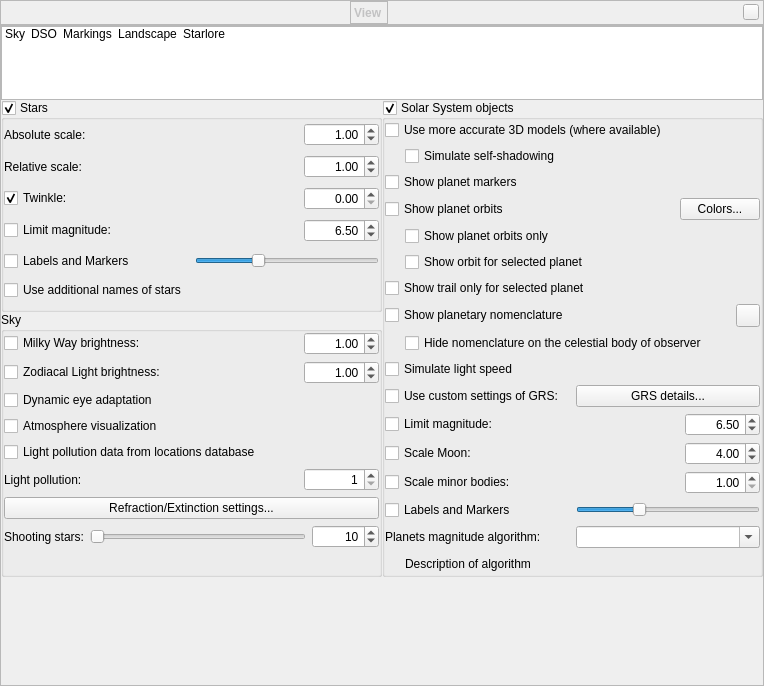
519984307/stellarium_src, file src/gui/viewDialog.ui: the form before one commit.
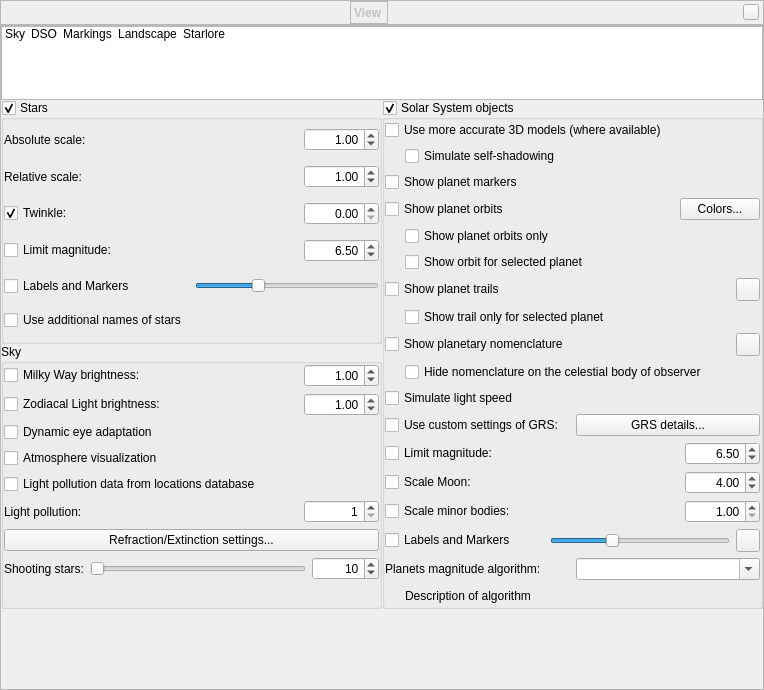
The form after the commit. Icons and pictures are not drawn. Custom widgets are drawn as their Qt base class.

Commit message: Added tools for select color of planetary labels and trails

What changed in the file:
```diff
--- a/src/gui/viewDialog.ui
+++ b/src/gui/viewDialog.ui
@@ -7,7 +7,7 @@
     <x>0</x>
     <y>0</y>
     <width>764</width>
-    <height>686</height>
+    <height>690</height>
    </rect>
   </property>
   <property name="font">
@@ -995,7 +995,7 @@
              <property name="bottomMargin">
               <number>0</number>
              </property>
-             <item row="15" column="0">
+             <item row="19" column="0">
               <layout class="QHBoxLayout" name="scaleSelectedHorizontalLayout">
                <item>
                 <widget class="QCheckBox" name="planetScaleMinorBodyCheckBox">
@@ -1031,40 +1031,92 @@
                </item>
               </layout>
              </item>
-             <item row="16" column="0">
-              <layout class="QHBoxLayout" name="horizontalLayout_17">
+             <item row="5" column="0">
+              <layout class="QHBoxLayout" name="horizontalLayout_12">
                <item>
-                <widget class="QCheckBox" name="planetLabelCheckBox">
+                <spacer name="horizontalSpacer_8">
+                 <property name="orientation">
+                  <enum>Qt::Horizontal</enum>
+                 </property>
+                 <property name="sizeType">
+                  <enum>QSizePolicy::Fixed</enum>
+                 </property>
+                 <property name="sizeHint" stdset="0">
+                  <size>
+                   <width>20</width>
+                   <height>20</height>
+                  </size>
+                 </property>
+                </spacer>
+               </item>
+               <item>
+                <widget class="QCheckBox" name="planetOrbitOnlyCheckBox">
                  <property name="text">
-                  <string>Labels and Markers</string>
+                  <string>Show planet orbits only</string>
                  </property>
                 </widget>
                </item>
+              </layout>
+             </item>
+             <item row="8" column="0">
+              <layout class="QHBoxLayout" name="horizontalLayout_19">
                <item>
-                <widget class="QSlider" name="planetsLabelsHorizontalSlider">
-                 <property name="sizePolicy">
-                  <sizepolicy hsizetype="Preferred" vsizetype="Fixed">
-                   <horstretch>0</horstretch>
-                   <verstretch>0</verstretch>
-                  </sizepolicy>
+                <widget class="QCheckBox" name="planetTrailsCheckBox">
+                 <property name="text">
+                  <string>Show planet trails</string>
                  </property>
-                 <property name="minimumSize">
+                </widget>
+               </item>
+               <item>
+                <widget class="QToolButton" name="planetTrailsColor">
+                 <property name="toolTip">
+                  <string>Color of trails</string>
+                 </property>
+                </widget>
+               </item>
+              </layout>
+             </item>
+             <item row="1" column="0">
+              <layout class="QHBoxLayout" name="horizontalLayoutSelfShadowing">
+               <item>
+                <spacer name="horizontalSpacerSelfShadowing">
+                 <property name="orientation">
+                  <enum>Qt::Horizontal</enum>
+                 </property>
+                 <property name="sizeType">
+                  <enum>QSizePolicy::Fixed</enum>
+                 </property>
+                 <property name="sizeHint" stdset="0">
                   <size>
-                   <width>180</width>
-                   <height>0</height>
+                   <width>20</width>
+                   <height>20</height>
                   </size>
                  </property>
-                 <property name="value">
-                  <number>33</number>
+                </spacer>
+               </item>
+               <item>
+                <widget class="QCheckBox" name="planetShowObjSelfShadowsCheckBox">
+                 <property name="toolTip">
+                  <string/>
                  </property>
-                 <property name="orientation">
-                  <enum>Qt::Horizontal</enum>
+                 <property name="text">
+                  <string>Simulate self-shadowing</string>
                  </property>
                 </widget>
                </item>
               </layout>
              </item>
-             <item row="10" column="0">
+             <item row="15" column="0">
+              <widget class="QCheckBox" name="planetLightSpeedCheckBox">
+               <property name="toolTip">
+                <string>Activate this option to simulate the effect of real speed of light (recommended).</string>
+               </property>
+               <property name="text">
+                <string>Simulate light speed</string>
+               </property>
+              </widget>
+             </item>
+             <item row="14" column="0">
               <layout class="QHBoxLayout" name="horizontalLayout_13">
                <item>
                 <spacer name="horizontalSpacer_9">
@@ -1091,53 +1143,41 @@
                </item>
               </layout>
              </item>
-             <item row="11" column="0">
-              <widget class="QCheckBox" name="planetLightSpeedCheckBox">
+             <item row="0" column="0">
+              <widget class="QCheckBox" name="planetUseObjModelsCheckBox">
                <property name="toolTip">
-                <string>Activate this option to simulate the effect of real speed of light (recommended).</string>
+                <string/>
                </property>
                <property name="text">
-                <string>Simulate light speed</string>
+                <string>Use more accurate 3D models (where available)</string>
                </property>
               </widget>
              </item>
+             <item row="13" column="0">
+              <layout class="QHBoxLayout" name="horizontalLayout_9">
+               <item>
+                <widget class="QCheckBox" name="planetNomenclatureCheckBox">
+                 <property name="toolTip">
+                  <string>Show hints and labels for planetary features</string>
+                 </property>
+                 <property name="text">
+                  <string>Show planetary nomenclature</string>
+                 </property>
+                </widget>
+               </item>
+               <item>
+                <widget class="QToolButton" name="planetNomenclatureColor">
+                 <property name="toolTip">
+                  <string>Color of nomenclature labels</string>
+                 </property>
+                 <property name="text">
+                  <string/>
+                 </property>
+                </widget>
+               </item>
+              </layout>
+             </item>
              <item row="18" column="0">
-              <layout class="QHBoxLayout" name="horizontalLayout_3">
-               <property name="topMargin">
-                <number>0</number>
-               </property>
-               <item>
-                <spacer name="horizontalSpacer_6">
-                 <property name="orientation">
-                  <enum>Qt::Horizontal</enum>
-                 </property>
-                 <property name="sizeType">
-                  <enum>QSizePolicy::Fixed</enum>
-                 </property>
-                 <property name="sizeHint" stdset="0">
-                  <size>
-                   <width>20</width>
-                   <height>20</height>
-                  </size>
-                 </property>
-                </spacer>
-               </item>
-               <item>
-                <widget class="QLabel" name="planetMagnitudeAlgorithmDescription">
-                 <property name="text">
-                  <string notr="true">Description of algorithm</string>
-                 </property>
-                 <property name="textFormat">
-                  <enum>Qt::RichText</enum>
-                 </property>
-                 <property name="wordWrap">
-                  <bool>true</bool>
-                 </property>
-                </widget>
-               </item>
-              </layout>
-             </item>
-             <item row="14" column="0">
               <layout class="QHBoxLayout" name="horizontalLayout">
                <item>
                 <widget class="QCheckBox" name="planetScaleMoonCheckBox">
@@ -1179,17 +1219,84 @@
                </item>
               </layout>
              </item>
-             <item row="0" column="0">
-              <widget class="QCheckBox" name="planetUseObjModelsCheckBox">
-               <property name="toolTip">
-                <string/>
-               </property>
+             <item row="20" column="0">
+              <layout class="QHBoxLayout" name="horizontalLayout_17">
+               <item>
+                <widget class="QCheckBox" name="planetLabelCheckBox">
+                 <property name="text">
+                  <string>Labels and Markers</string>
+                 </property>
+                </widget>
+               </item>
+               <item>
+                <widget class="QSlider" name="planetsLabelsHorizontalSlider">
+                 <property name="sizePolicy">
+                  <sizepolicy hsizetype="Preferred" vsizetype="Fixed">
+                   <horstretch>0</horstretch>
+                   <verstretch>0</verstretch>
+                  </sizepolicy>
+                 </property>
+                 <property name="minimumSize">
+                  <size>
+                   <width>180</width>
+                   <height>0</height>
+                  </size>
+                 </property>
+                 <property name="value">
+                  <number>33</number>
+                 </property>
+                 <property name="orientation">
+                  <enum>Qt::Horizontal</enum>
+                 </property>
+                </widget>
+               </item>
+               <item>
+                <widget class="QToolButton" name="planetLabelColor">
+                 <property name="toolTip">
+                  <string>Color of planet labels</string>
+                 </property>
+                </widget>
+               </item>
+              </layout>
+             </item>
+             <item row="10" column="0">
+              <layout class="QHBoxLayout" name="horizontalLayout_18">
+               <item>
+                <spacer name="horizontalSpacer_10">
+                 <property name="orientation">
+                  <enum>Qt::Horizontal</enum>
+                 </property>
+                 <property name="sizeType">
+                  <enum>QSizePolicy::Fixed</enum>
+                 </property>
+                 <property name="sizeHint" stdset="0">
+                  <size>
+                   <width>20</width>
+                   <height>20</height>
+                  </size>
+                 </property>
+                </spacer>
+               </item>
+               <item>
+                <widget class="QCheckBox" name="planetIsolatedTrailsCheckBox">
+                 <property name="toolTip">
+                  <string>Deactivate this option if you want to see the trails for all Solar system bodies.</string>
+                 </property>
+                 <property name="text">
+                  <string>Show trail only for selected planet</string>
+                 </property>
+                </widget>
+               </item>
+              </layout>
+             </item>
+             <item row="2" column="0">
+              <widget class="QCheckBox" name="planetMarkerCheckBox">
                <property name="text">
-                <string>Use more accurate 3D models (where available)</string>
+                <string>Show planet markers</string>
                </property>
               </widget>
              </item>
-             <item row="17" column="0">
+             <item row="21" column="0">
               <layout class="QHBoxLayout" name="horizontalLayout_6">
                <item>
                 <widget class="QLabel" name="planetDetailsLabel">
@@ -1210,7 +1317,97 @@
                </item>
               </layout>
              </item>
-             <item row="3" column="0">
+             <item row="16" column="0">
+              <layout class="QHBoxLayout" name="horizontalLayout_15">
+               <item>
+                <widget class="QCheckBox" name="customGrsSettingsCheckBox">
+                 <property name="text">
+                  <string>Use custom settings of GRS:</string>
+                 </property>
+                </widget>
+               </item>
+               <item>
+                <widget class="QPushButton" name="pushButtonGrsDetails">
+                 <property name="text">
+                  <string>GRS details...</string>
+                 </property>
+                </widget>
+               </item>
+              </layout>
+             </item>
+             <item row="17" column="0">
+              <layout class="QHBoxLayout" name="planetLimMagHorizontalLayout">
+               <item>
+                <widget class="QCheckBox" name="planetLimitMagnitudeCheckBox">
+                 <property name="toolTip">
+                  <string>Limit the magnitude of solar system objects</string>
+                 </property>
+                 <property name="text">
+                  <string>Limit magnitude:</string>
+                 </property>
+                </widget>
+               </item>
+               <item>
+                <widget class="QDoubleSpinBox" name="planetLimitMagnitudeDoubleSpinBox">
+                 <property name="maximumSize">
+                  <size>
+                   <width>75</width>
+                   <height>16777215</height>
+                  </size>
+                 </property>
+                 <property name="alignment">
+                  <set>Qt::AlignRight|Qt::AlignTrailing|Qt::AlignVCenter</set>
+                 </property>
+                 <property name="maximum">
+                  <double>22.000000000000000</double>
+                 </property>
+                 <property name="singleStep">
+                  <double>0.100000000000000</double>
+                 </property>
+                 <property name="value">
+                  <double>6.500000000000000</double>
+                 </property>
+                </widget>
+               </item>
+              </layout>
+             </item>
+             <item row="22" column="0">
+              <layout class="QHBoxLayout" name="horizontalLayout_3">
+               <property name="topMargin">
+                <number>0</number>
+               </property>
+               <item>
+                <spacer name="horizontalSpacer_6">
+                 <property name="orientation">
+                  <enum>Qt::Horizontal</enum>
+                 </property>
+                 <property name="sizeType">
+                  <enum>QSizePolicy::Fixed</enum>
+                 </property>
+                 <property name="sizeHint" stdset="0">
+                  <size>
+                   <width>20</width>
+                   <height>20</height>
+                  </size>
+                 </property>
+                </spacer>
+               </item>
+               <item>
+                <widget class="QLabel" name="planetMagnitudeAlgorithmDescription">
+                 <property name="text">
+                  <string notr="true">Description of algorithm</string>
+                 </property>
+                 <property name="textFormat">
+                  <enum>Qt::RichText</enum>
+                 </property>
+                 <property name="wordWrap">
+                  <bool>true</bool>
+                 </property>
+                </widget>
+               </item>
+              </layout>
+             </item>
+             <item row="4" column="0">
               <layout class="QHBoxLayout" name="horizontalLayout_16">
                <property name="bottomMargin">
                 <number>0</number>
@@ -1253,101 +1450,7 @@
                </item>
               </layout>
              </item>
-             <item row="13" column="0">
-              <layout class="QHBoxLayout" name="planetLimMagHorizontalLayout">
-               <item>
-                <widget class="QCheckBox" name="planetLimitMagnitudeCheckBox">
-                 <property name="toolTip">
-                  <string>Limit the magnitude of solar system objects</string>
-                 </property>
-                 <property name="text">
-                  <string>Limit magnitude:</string>
-                 </property>
-                </widget>
-               </item>
-               <item>
-                <widget class="QDoubleSpinBox" name="planetLimitMagnitudeDoubleSpinBox">
-                 <property name="maximumSize">
-                  <size>
-                   <width>75</width>
-                   <height>16777215</height>
-                  </size>
-                 </property>
-                 <property name="alignment">
-                  <set>Qt::AlignRight|Qt::AlignTrailing|Qt::AlignVCenter</set>
-                 </property>
-                 <property name="maximum">
-                  <double>22.000000000000000</double>
-                 </property>
-                 <property name="singleStep">
-                  <double>0.100000000000000</double>
-                 </property>
-                 <property name="value">
-                  <double>6.500000000000000</double>
-                 </property>
-                </widget>
-               </item>
-              </layout>
-             </item>
-             <item row="12" column="0">
-              <layout class="QHBoxLayout" name="horizontalLayout_15">
-               <item>
-                <widget class="QCheckBox" name="customGrsSettingsCheckBox">
-                 <property name="text">
-                  <string>Use custom settings of GRS:</string>
-                 </property>
-                </widget>
-               </item>
-               <item>
-                <widget class="QPushButton" name="pushButtonGrsDetails">
-                 <property name="text">
-                  <string>GRS details...</string>
-                 </property>
-                </widget>
-               </item>
-              </layout>
-             </item>
-             <item row="8" column="0">
-              <widget class="QCheckBox" name="planetIsolatedTrailsCheckBox">
-               <property name="toolTip">
-                <string>Deactivate this option if you want to see the trails for all Solar system bodies.</string>
-               </property>
-               <property name="text">
-                <string>Show trail only for selected planet</string>
-               </property>
-              </widget>
-             </item>
-             <item row="1" column="0">
-              <layout class="QHBoxLayout" name="horizontalLayoutSelfShadowing">
-               <item>
-                <spacer name="horizontalSpacerSelfShadowing">
-                 <property name="orientation">
-                  <enum>Qt::Horizontal</enum>
-                 </property>
-                 <property name="sizeType">
-                  <enum>QSizePolicy::Fixed</enum>
-                 </property>
-                 <property name="sizeHint" stdset="0">
-                  <size>
-                   <width>20</width>
-                   <height>20</height>
-                  </size>
-                 </property>
-                </spacer>
-               </item>
-               <item>
-                <widget class="QCheckBox" name="planetShowObjSelfShadowsCheckBox">
-                 <property name="toolTip">
-                  <string/>
-                 </property>
-                 <property name="text">
-                  <string>Simulate self-shadowing</string>
-                 </property>
-                </widget>
-               </item>
-              </layout>
-             </item>
-             <item row="5" column="0">
+             <item row="6" column="0">
               <layout class="QHBoxLayout" name="horizontalLayout_2">
                <item>
                 <spacer name="horizontalSpacer_5">
@@ -1377,64 +1480,6 @@
                </item>
               </layout>
              </item>
-             <item row="4" column="0">
-              <layout class="QHBoxLayout" name="horizontalLayout_12">
-               <item>
-                <spacer name="horizontalSpacer_8">
-                 <property name="orientation">
-                  <enum>Qt::Horizontal</enum>
-                 </property>
-                 <property name="sizeType">
-                  <enum>QSizePolicy::Fixed</enum>
-                 </property>
-                 <property name="sizeHint" stdset="0">
-                  <size>
-                   <width>20</width>
-                   <height>20</height>
-                  </size>
-                 </property>
-                </spacer>
-               </item>
-               <item>
-                <widget class="QCheckBox" name="planetOrbitOnlyCheckBox">
-                 <property name="text">
-                  <string>Show planet orbits only</string>
-                 </property>
-                </widget>
-               </item>
-              </layout>
-             </item>
-             <item row="2" column="0">
-              <widget class="QCheckBox" name="planetMarkerCheckBox">
-               <property name="text">
-                <string>Show planet markers</string>
-               </property>
-              </widget>
-             </item>
-             <item row="9" column="0">
-              <layout class="QHBoxLayout" name="horizontalLayout_9">
-               <item>
-                <widget class="QCheckBox" name="planetNomenclatureCheckBox">
-                 <property name="toolTip">
-                  <string>Show hints and labels for planetary features</string>
-                 </property>
-                 <property name="text">
-                  <string>Show planetary nomenclature</string>
-                 </property>
-                </widget>
-               </item>
-               <item>
-                <widget class="QToolButton" name="planetNomenclatureColor">
-                 <property name="toolTip">
-                  <string>Color of nomenclature labels</string>
-                 </property>
-                 <property name="text">
-                  <string/>
-                 </property>
-                </widget>
-               </item>
-              </layout>
-             </item>
             </layout>
            </widget>
           </item>
```
Left out of the diff: 2 changed lines with no effect on the pictures. The commit also changes 3 other files.
